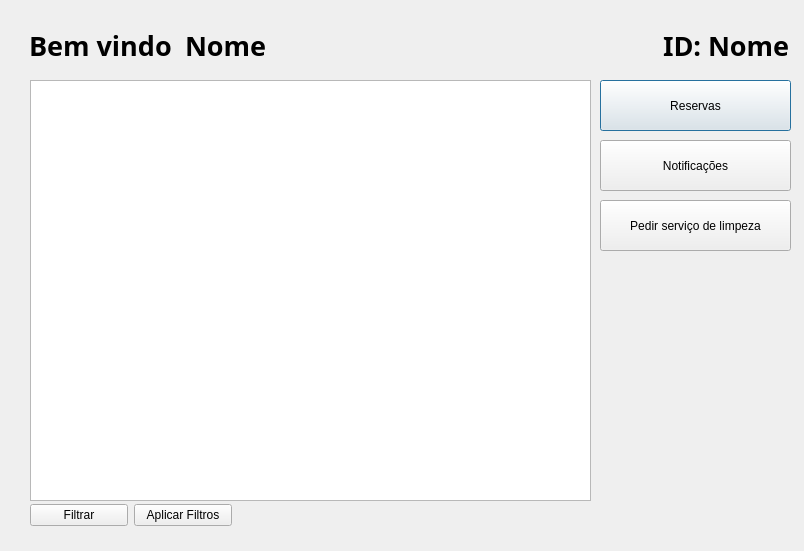
ViniiGabriel/hotelQT, file clientes/telacliente.ui: the form before one commit.
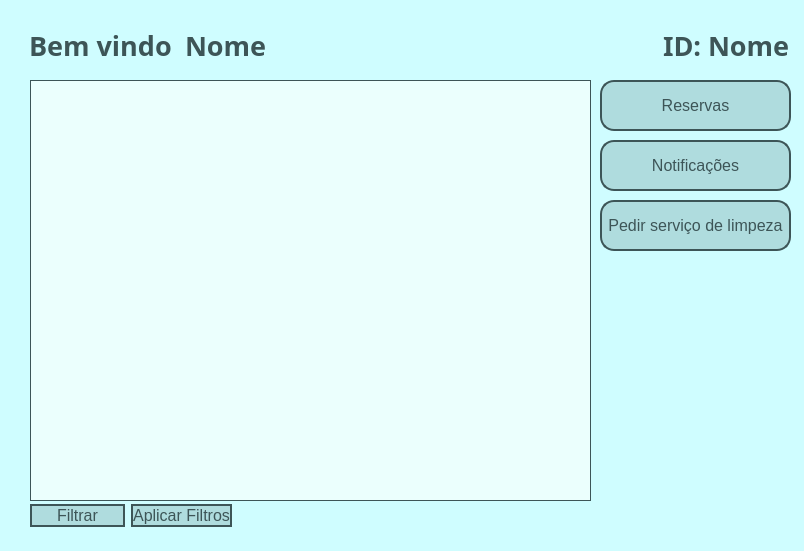
The form after the commit.

```diff
--- a/clientes/telacliente.ui
+++ b/clientes/telacliente.ui
@@ -13,6 +13,33 @@
   <property name="windowTitle">
    <string>Tela Inicial</string>
   </property>
+  <property name="styleSheet">
+   <string notr="true">QDialog{
+	background-color: #cffdff;
+}
+
+QPushButton{
+	background-color: #afdcde;
+	border-radius: 14px;
+	border: 2px solid #3d5557;
+	color: #3d5557;
+	font-size: 16px;
+}
+
+QPushButton::hover{
+	background-color: #b9faf4;
+}
+
+QLabel{
+	color: #3d5557;
+}
+
+QTableWidget {
+	background-color: #ebfffd;
+	border: 1px solid #3d5557;
+}
+</string>
+  </property>
   <widget class="QWidget" name="layoutWidget">
    <property name="geometry">
     <rect>
@@ -143,7 +170,7 @@
     <string>Pedir serviço de limpeza</string>
    </property>
   </widget>
-  <widget class="QWidget" name="">
+  <widget class="QWidget" name="layoutWidget">
    <property name="geometry">
     <rect>
      <x>30</x>
```
